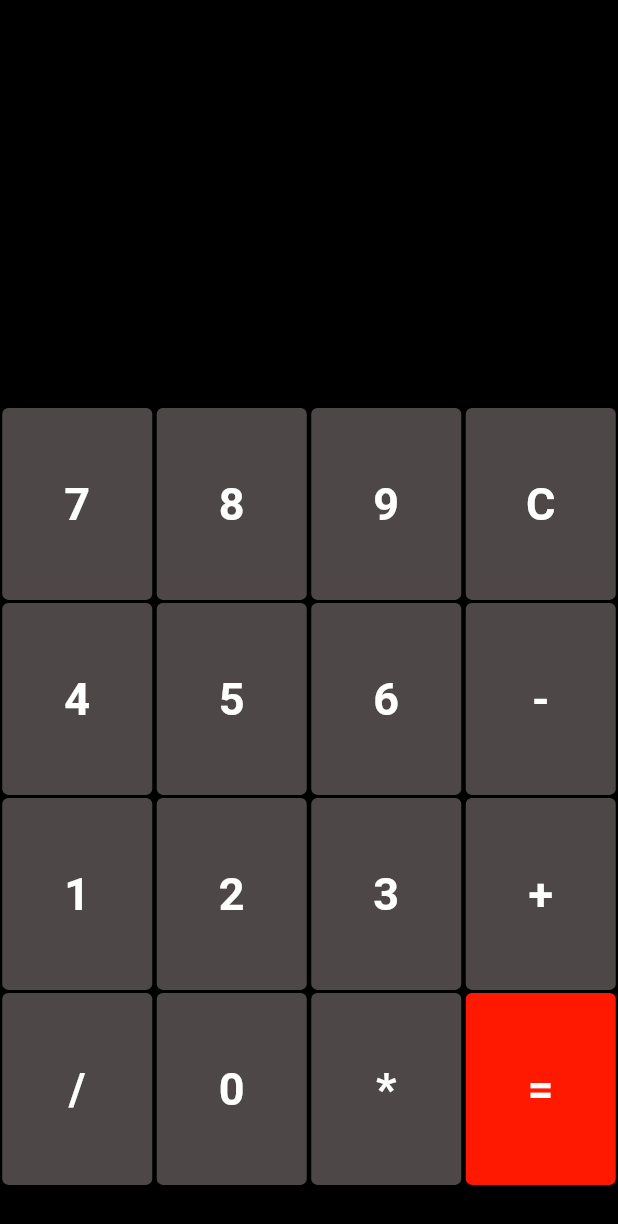
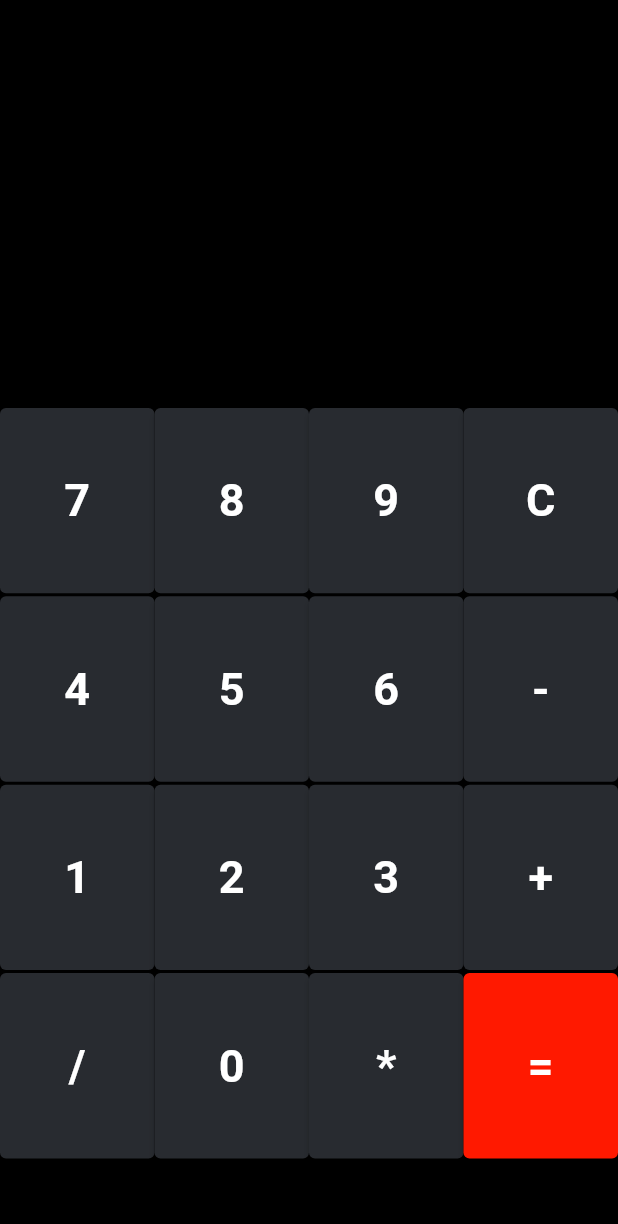
Before and after one commit to Mahwishgul/calculator, a Flutter app: the screen it shows after launch, on a phone screen of 412 x 824 dp. Shown: the top 1224 px of the screen. Run offline on Flutter 3.47's test engine with Material 2 defaults, Android fonts, the light colour scheme and no system bars; our stand-ins replace math_expressions.

Commit message:
update 1

```diff
--- a/lib/home.dart
+++ b/lib/home.dart
@@ -14,17 +14,16 @@ class _CalculatorState extends State<Calculator> {
   Widget btn( var txt){
     return
       Container(
+          width: MediaQuery.of(context).size.width * 0.25,
+          height: MediaQuery.of(context).size.height * 0.15,
           margin: EdgeInsets.only(bottom: 2),
-          child:
-          ConstrainedBox(
-          constraints: BoxConstraints.tightFor(width: 100, height: 128),
           child: ElevatedButton(onPressed: (){
         setState(() {
           result = result + txt;
         });
       }, child: Text(txt),
         style: ElevatedButton.styleFrom(
-            primary: Color(0xFF4d4847),
+            primary: Color(0xFF282b30),
             textStyle: TextStyle(
                 fontSize: 30,
                 fontWeight: FontWeight.bold)
@@ -32,7 +31,7 @@ class _CalculatorState extends State<Calculator> {
         ),
 
     ),
-          ),
+
 
       );
   }
@@ -59,7 +58,9 @@ class _CalculatorState extends State<Calculator> {
   @override
   Widget build(BuildContext context) {
     return Scaffold(
-      body: Center(
+      body: Container(
+        height: MediaQuery.of(context).size.height*1,
+        width: MediaQuery.of(context).size.width*1,
         child: Column(
           mainAxisAlignment: MainAxisAlignment.start,
           children: [
@@ -82,18 +83,17 @@ class _CalculatorState extends State<Calculator> {
                 btn("8"),
                 btn("9"),
                 Container(
+                  width: MediaQuery.of(context).size.width * 0.25,
+                  height: MediaQuery.of(context).size.height * 0.15,
                   margin: EdgeInsets.only(bottom: 2),
                   child:
-                  ConstrainedBox(
-                    constraints: BoxConstraints.tightFor(width: 100, height: 128),
-                    child: ElevatedButton(onPressed: clr , child: Text("C"),
+                  ElevatedButton(onPressed: clr , child: Text("C"),
                     style: ElevatedButton.styleFrom(
-                          primary: Color(0xFF4d4847),
+                        primary: Color(0xFF282b30),
                         textStyle: TextStyle(
                             fontSize: 30,
                             fontWeight: FontWeight.bold)
 
-                      ),
                     ),
                   ),
                 ),
@@ -125,18 +125,17 @@ class _CalculatorState extends State<Calculator> {
                 btn("0"),
                 btn("*"),
                 Container(
+                  width: MediaQuery.of(context).size.width * 0.25,
+                  height: MediaQuery.of(context).size.height * 0.15,
                   margin: EdgeInsets.only(bottom: 2),
                   child:
-                  ConstrainedBox(
-                    constraints: BoxConstraints.tightFor(width: 100, height: 128),
-                    child: ElevatedButton(onPressed: output , child: Text("="),
+                  ElevatedButton(onPressed: output , child: Text("="),
                     style: ElevatedButton.styleFrom(
                         primary: Color(0xFFff1900),
                         textStyle: TextStyle(
                             fontSize: 30,
                             fontWeight: FontWeight.bold)
 
-                      ),
                     ),
                   ),
                 ),
```
Lines whose indentation alone changed are shown as unchanged.
